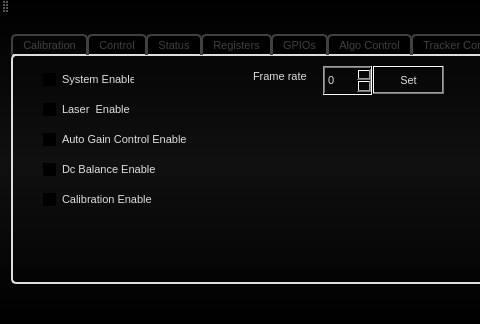
The window that src/AWLQtDemo/awlqtdemo.ui (samanwaya-jena/EVAL-ADAL6110-16-GUI) describes before a commit, drawn with Qt 5; both pictures show x 0 to 480 and y 0 to 324 of the 972 by 324 pixel window.
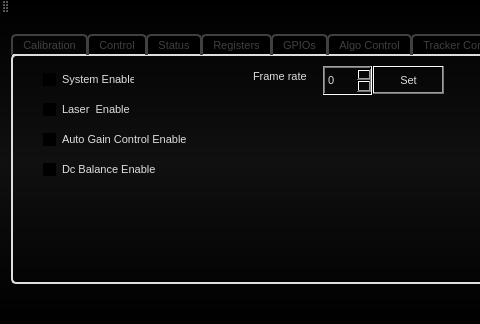
The same window after the commit. Icons and pictures are not drawn.

Commit message: Sensor Specific Parameters

Diff of the .ui file:
```diff
--- a/src/AWLQtDemo/awlqtdemo.ui
+++ b/src/AWLQtDemo/awlqtdemo.ui
@@ -5205,19 +5205,6 @@
            <string>Dc Balance Enable</string>
           </property>
          </widget>
-         <widget class="QCheckBox" name="misc_checkBox_Calibration">
-          <property name="geometry">
-           <rect>
-            <x>30</x>
-            <y>130</y>
-            <width>131</width>
-            <height>26</height>
-           </rect>
-          </property>
-          <property name="text">
-           <string>Calibration Enable</string>
-          </property>
-         </widget>
          <widget class="QLabel" name="label_FR">
           <property name="geometry">
            <rect>
```
Left out of the diff: 70 changed lines with no effect on the pictures. The commit also changes 2 other files.
